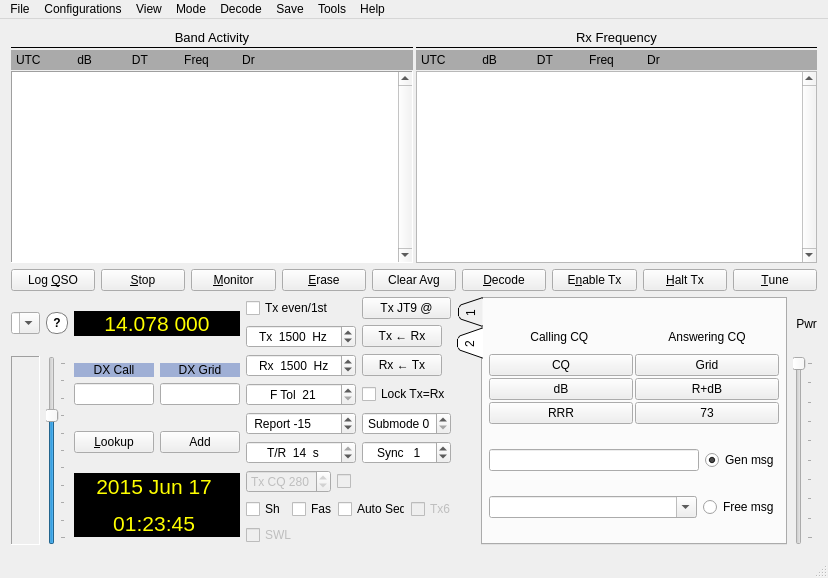
Above: mainwindow.ui from saitohirga/WSJT-X before the change. Below: the same form after it.
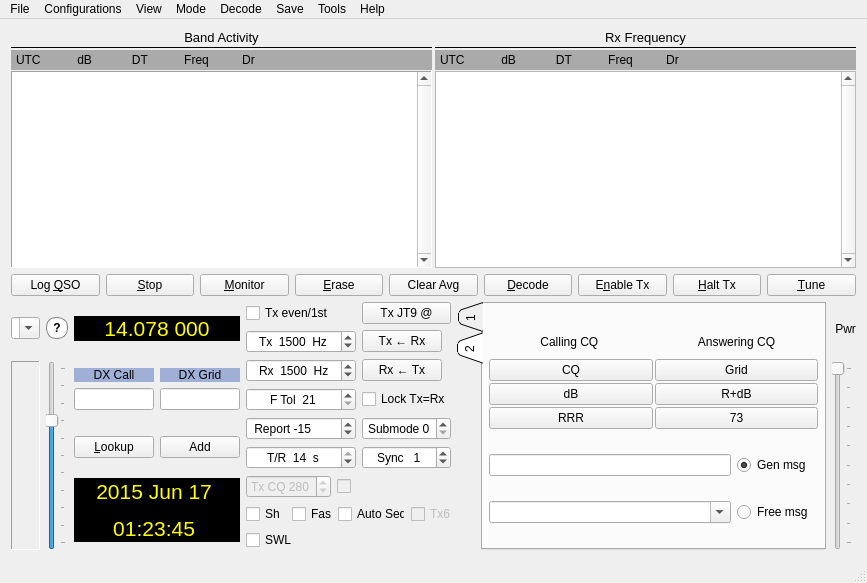
That is the form after the change. Custom widgets are drawn as their Qt base class.

Patch:
```diff
--- a/mainwindow.ui
+++ b/mainwindow.ui
@@ -2,6 +2,14 @@
 <ui version="4.0">
  <class>MainWindow</class>
  <widget class="QMainWindow" name="MainWindow">
+  <property name="geometry">
+   <rect>
+    <x>0</x>
+    <y>0</y>
+    <width>867</width>
+    <height>583</height>
+   </rect>
+  </property>
   <property name="windowTitle">
    <string>WSJT-X   by K1JT</string>
   </property>
@@ -990,7 +998,7 @@
                  <item row="15" column="0">
                   <widget class="QCheckBox" name="cbSWL">
                    <property name="enabled">
-                    <bool>false</bool>
+                    <bool>true</bool>
                    </property>
                    <property name="maximumSize">
                     <size>
@@ -2352,6 +2360,14 @@
    </layout>
   </widget>
   <widget class="QMenuBar" name="menuBar">
+   <property name="geometry">
+    <rect>
+     <x>0</x>
+     <y>0</y>
+     <width>867</width>
+     <height>21</height>
+    </rect>
+   </property>
    <widget class="QMenu" name="menuFile">
     <property name="title">
      <string>File</string>
```
